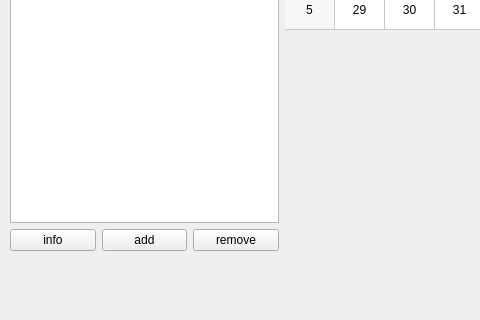
Old version of the form calendar.ui in the repository Raimguzhinov/qt-bday-calendar; both pictures show x 0 to 480 and y 280 to 600 of the 800 by 600 pixel window.
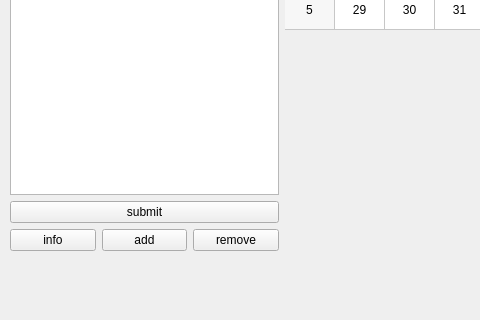
New version of the form.

```diff
--- a/calendar.ui
+++ b/calendar.ui
@@ -14,7 +14,7 @@
    <string>Calendar</string>
   </property>
   <widget class="QWidget" name="centralwidget">
-   <widget class="QWidget" name="">
+   <widget class="QWidget" name="layoutWidget">
     <property name="geometry">
      <rect>
       <x>10</x>
@@ -26,7 +26,7 @@
     <layout class="QHBoxLayout" name="horizontalLayout_2">
      <item>
       <layout class="QGridLayout" name="gridLayout">
-       <item row="1" column="0">
+       <item row="2" column="0">
         <layout class="QHBoxLayout" name="horizontalLayout">
          <item>
           <widget class="QPushButton" name="pushButton">
@@ -54,6 +54,13 @@
        <item row="0" column="0">
         <widget class="QTableView" name="tableView"/>
        </item>
+       <item row="1" column="0">
+        <widget class="QPushButton" name="pushButton_6">
+         <property name="text">
+          <string>submit</string>
+         </property>
+        </widget>
+       </item>
       </layout>
      </item>
      <item>
```
